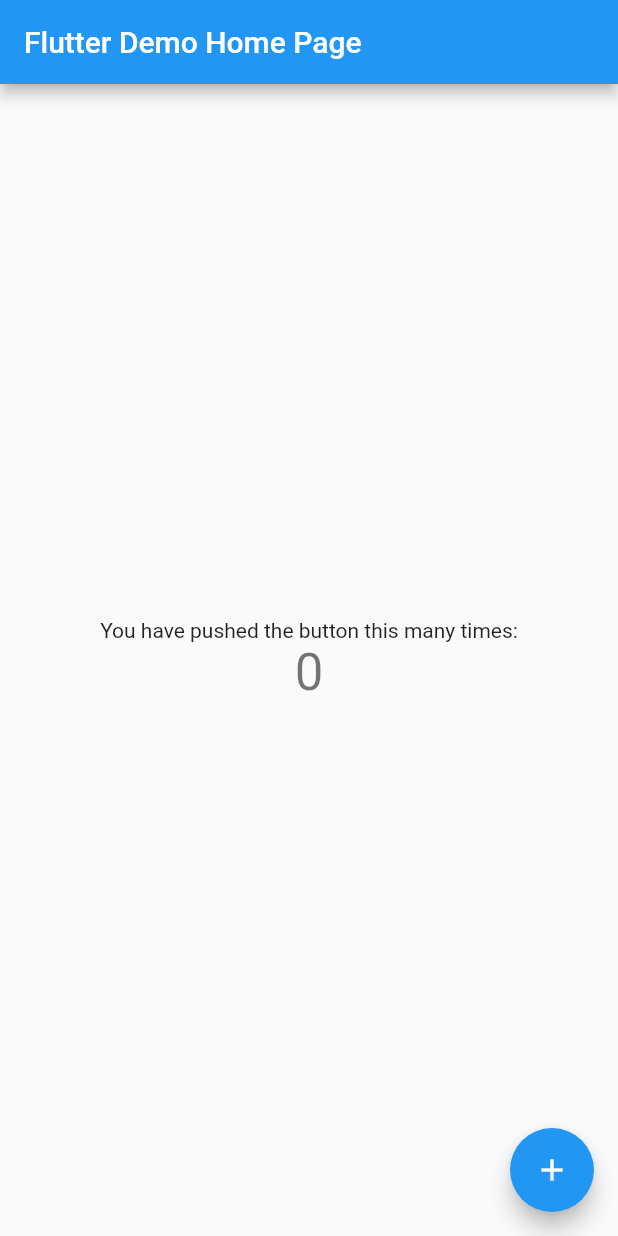
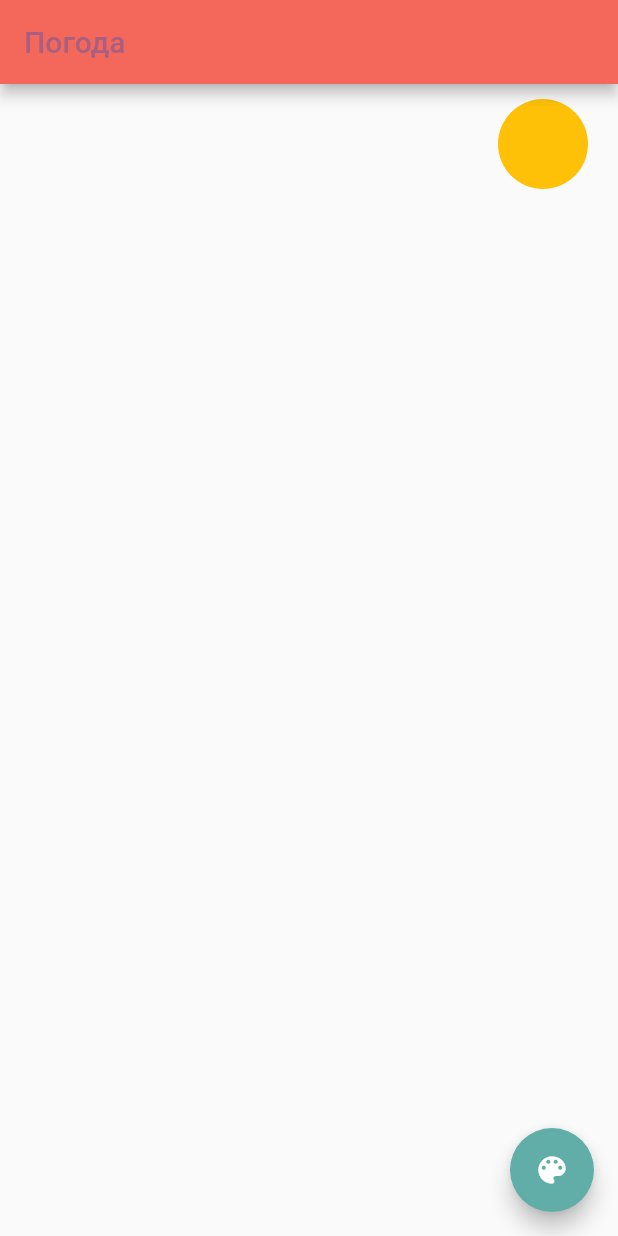
Before and after one commit to shebnik/advanced_widgets, a Flutter app: the screen it shows after launch, on a phone screen of 412 x 824 dp. Run offline on Flutter 3.47's test engine with Material 2 defaults, Android fonts, the phone set to English and light mode, and no system bars.

Commit message:
Выполнение задания

```diff
--- a/lib/main.dart
+++ b/lib/main.dart
@@ -1,4 +1,5 @@
 import 'package:flutter/material.dart';
+import 'package:advanced_widgets/ui/home_page.dart';
 
 void main() {
   runApp(const MyApp());
@@ -7,109 +8,12 @@
 class MyApp extends StatelessWidget {
   const MyApp({Key? key}) : super(key: key);
 
-  // This widget is the root of your application.
   @override
   Widget build(BuildContext context) {
-    return MaterialApp(
+    return const MaterialApp(
       title: 'Flutter Demo',
-      theme: ThemeData(
-        // This is the theme of your application.
-        //
-        // Try running your application with "flutter run". You'll see the
-        // application has a blue toolbar. Then, without quitting the app, try
-        // changing the primarySwatch below to Colors.green and then invoke
-        // "hot reload" (press "r" in the console where you ran "flutter run",
-        // or simply save your changes to "hot reload" in a Flutter IDE).
-        // Notice that the counter didn't reset back to zero; the application
-        // is not restarted.
-        primarySwatch: Colors.blue,
-      ),
-      home: const MyHomePage(title: 'Flutter Demo Home Page'),
+      debugShowCheckedModeBanner: false,
+      home: HomePage(),
     );
   }
 }
-
-class MyHomePage extends StatefulWidget {
-  const MyHomePage({Key? key, required this.title}) : super(key: key);
-
-  // This widget is the home page of your application. It is stateful, meaning
-  // that it has a State object (defined below) that contains fields that affect
-  // how it looks.
-
-  // This class is the configuration for the state. It holds the values (in this
-  // case the title) provided by the parent (in this case the App widget) and
-  // used by the build method of the State. Fields in a Widget subclass are
-  // always marked "final".
-
-  final String title;
-
-  @override
-  State<MyHomePage> createState() => _MyHomePageState();
-}
-
-class _MyHomePageState extends State<MyHomePage> {
-  int _counter = 0;
-
-  void _incrementCounter() {
-    setState(() {
-      // This call to setState tells the Flutter framework that something has
-      // changed in this State, which causes it to rerun the build method below
-      // so that the display can reflect the updated values. If we changed
-      // _counter without calling setState(), then the build method would not be
-      // called again, and so nothing would appear to happen.
-      _counter++;
-    });
-  }
-
-  @override
-  Widget build(BuildContext context) {
-    // This method is rerun every time setState is called, for instance as done
-    // by the _incrementCounter method above.
-    //
-    // The Flutter framework has been optimized to make rerunning build methods
-    // fast, so that you can just rebuild anything that needs updating rather
-    // than having to individually change instances of widgets.
-    return Scaffold(
-      appBar: AppBar(
-        // Here we take the value from the MyHomePage object that was created by
-        // the App.build method, and use it to set our appbar title.
-        title: Text(widget.title),
-      ),
-      body: Center(
-        // Center is a layout widget. It takes a single child and positions it
-        // in the middle of the parent.
-        child: Column(
-          // Column is also a layout widget. It takes a list of children and
-          // arranges them vertically. By default, it sizes itself to fit its
-          // children horizontally, and tries to be as tall as its parent.
-          //
-          // Invoke "debug painting" (press "p" in the console, choose the
-          // "Toggle Debug Paint" action from the Flutter Inspector in Android
-          // Studio, or the "Toggle Debug Paint" command in Visual Studio Code)
-          // to see the wireframe for each widget.
-          //
-          // Column has various properties to control how it sizes itself and
-          // how it positions its children. Here we use mainAxisAlignment to
-          // center the children vertically; the main axis here is the vertical
-          // axis because Columns are vertical (the cross axis would be
-          // horizontal).
-          mainAxisAlignment: MainAxisAlignment.center,
-          children: <Widget>[
-            const Text(
-              'You have pushed the button this many times:',
-            ),
-            Text(
-              '$_counter',
-              style: Theme.of(context).textTheme.headline4,
-            ),
-          ],
-        ),
-      ),
-      floatingActionButton: FloatingActionButton(
-        onPressed: _incrementCounter,
-        tooltip: 'Increment',
-        child: const Icon(Icons.add),
-      ), // This trailing comma makes auto-formatting nicer for build methods.
-    );
-  }
-}
--- /dev/null
+++ b/lib/ui/home_page.dart
@@ -0,0 +1,79 @@
+import 'dart:math';
+
+import 'package:advanced_widgets/ui/widgets/weather_widget.dart';
+import 'package:flutter/material.dart';
+
+import 'package:advanced_widgets/ui/widgets/app_color_theme.dart';
+
+class HomePage extends StatefulWidget {
+  const HomePage({Key? key}) : super(key: key);
+
+  @override
+  _HomePageState createState() => _HomePageState();
+}
+
+class _HomePageState extends State<HomePage> {
+  int selectedThemeIndex = 0;
+  late double weatherState = 0.8;
+  late String weatherInfo;
+
+  @override
+  void initState() {
+    super.initState();
+    weatherState = Random().nextDouble();
+    weatherInfo = getWeatherInfo();
+  }
+
+  String getWeatherInfo() {
+    if (weatherState < 0.2) {
+      return 'Солнечно,\n20 градусов';
+    }
+    if (weatherState > 0.2 && weatherState < 0.5) {
+      return 'Облачно,\n12 градусов';
+    }
+    return 'Дождь,\n5 градусов';
+  }
+
+  @override
+  Widget build(BuildContext context) {
+    return AppColorTheme(
+      theme: appThemes[selectedThemeIndex],
+      child: Builder(builder: (innerContext) {
+        AppTheme? appTheme = AppColorTheme.of(innerContext);
+        return Scaffold(
+          appBar: AppBar(
+            title: Text(
+              'Погода',
+              style: TextStyle(
+                color: appTheme?.textColor,
+              ),
+            ),
+            backgroundColor: appTheme?.headerColor,
+          ),
+          body: SafeArea(
+            child: SingleChildScrollView(
+              child: WeatherWidget(
+                appTheme: appTheme,
+                weatherState: weatherState,
+                weatherInfo: weatherInfo,
+              ),
+            ),
+          ),
+          floatingActionButton: FloatingActionButton(
+            backgroundColor: appTheme?.primaryColor,
+            child: const Icon(Icons.color_lens),
+            tooltip: 'Color',
+            onPressed: _changeColor,
+          ),
+        );
+      }),
+    );
+  }
+
+  void _changeColor() {
+    setState(() {
+      if (selectedThemeIndex >= appThemes.length - 1) selectedThemeIndex = 0;
+      selectedThemeIndex++;
+    });
+  }
+}
--- /dev/null
+++ b/lib/ui/widgets/app_color_theme.dart
@@ -0,0 +1,65 @@
+import 'package:flutter/material.dart';
+
+class AppColorTheme extends InheritedWidget {
+  final AppTheme theme;
+
+  const AppColorTheme({
+    Key? key,
+    required Widget child,
+    required this.theme,
+  }) : super(key: key, child: child);
+
+  static AppTheme? of(BuildContext context) {
+    return context.dependOnInheritedWidgetOfExactType<AppColorTheme>()?.theme;
+  }
+
+  @override
+  bool updateShouldNotify(AppColorTheme oldWidget) {
+    return theme != oldWidget.theme;
+  }
+}
+
+class AppTheme {
+  final Color primaryColor;
+  final Color headerColor;
+  final Color textColor;
+
+  AppTheme({
+    required this.primaryColor,
+    required this.headerColor,
+    required this.textColor,
+  });
+}
+
+final appThemes = <AppTheme>[
+  AppTheme(
+    primaryColor: const Color(0xFF60AEA7),
+    headerColor: const Color(0xFFF3685A),
+    textColor: const Color(0xFFA95F81),
+  ),
+  AppTheme(
+    primaryColor: const Color(0xFF919F67),
+    headerColor: const Color(0xFF7CA0A8),
+    textColor: const Color(0xFF6F5762),
+  ),
+  AppTheme(
+    primaryColor: const Color(0xFFEBB935),
+    headerColor: const Color(0xFF273430),
+    textColor: const Color(0xFFB19184),
+  ),
+  AppTheme(
+    primaryColor: const Color(0xFFD28E6E),
+    headerColor: const Color(0xFF99AEC8),
+    textColor: const Color(0xFFB9697A),
+  ),
+  AppTheme(
+    primaryColor: const Color(0xFFAC8A6C),
+    headerColor: const Color(0xFFDEA95E),
+    textColor: const Color(0xFF877F7A),
+  ),
+  AppTheme(
+    primaryColor: const Color(0xFF858890),
+    headerColor: const Color(0xFFEA405C),
+    textColor: const Color(0xFFC7A285),
+  )
+];
--- /dev/null
+++ b/lib/ui/widgets/tint.dart
@@ -0,0 +1,99 @@
+import 'dart:ui';
+
+import 'package:flutter/material.dart';
+import 'package:flutter/rendering.dart';
+
+class Tint extends SingleChildRenderObjectWidget {
+  const Tint({
+    required Widget child,
+    Key? key,
+    required this.text,
+    this.blur = 10,
+    this.color = Colors.black38,
+    this.offset = const Offset(10, 10),
+  }) : super(key: key, child: child);
+
+  final String text;
+  final double blur;
+  final Color color;
+  final Offset offset;
+
+  @override
+  RenderObject createRenderObject(BuildContext context) {
+    final RenderTint renderObject = RenderTint(text: text);
+    updateRenderObject(context, renderObject);
+    return renderObject;
+  }
+
+  @override
+  void updateRenderObject(BuildContext context, RenderTint renderObject) {
+    renderObject
+      ..color = color
+      ..blur = blur
+      ..dx = offset.dx
+      ..dy = offset.dy;
+  }
+}
+
+class RenderTint extends RenderProxyBox {
+  RenderTint({
+    RenderBox? child,
+    required this.text,
+  })  : textPainter = TextPainter(
+          text: TextSpan(
+            text: text,
+            style: TextStyle(
+              fontSize: 32,
+              color: Colors.black.withOpacity(0.2),
+            ),
+          ),
+          textDirection: TextDirection.ltr,
+        ),
+        super(child);
+
+  final String text;
+  late final TextPainter textPainter;
+  late double blur;
+  late Color color;
+  late double dx;
+  late double dy;
+
+  @override
+  void paint(PaintingContext context, Offset offset) {
+    if (child == null) return;
+    final Rect rectOuter = offset & size;
+    final Rect rectInner = Rect.fromLTWH(
+      offset.dx,
+      offset.dy,
+      size.width - dx,
+      size.height - dy,
+    );
+    final Canvas canvas = context.canvas..saveLayer(rectOuter, Paint());
+    context.paintChild(child!, offset);
+    final Paint shadowPaint = Paint()
+      ..blendMode = BlendMode.srcATop
+      ..imageFilter = ImageFilter.blur(sigmaX: blur, sigmaY: blur)
+      ..colorFilter = ColorFilter.mode(color, BlendMode.srcOut);
+
+    canvas
+      ..saveLayer(rectOuter, shadowPaint)
+      ..saveLayer(rectInner, Paint())
+      ..translate(dx, dy);
+    context.paintChild(child!, offset);
+    context.canvas
+      ..restore()
+      ..restore()
+      ..restore();
+
+    context.paintChild(child!, offset);
+    textPainter.layout();
+    textPainter.paint(
+      context.canvas,
+      Offset(
+        offset.dx + 2,
+        offset.dy - 2,
+      ),
+    );
+    context.paintChild(child!, Offset(offset.dx + 0.5, offset.dy - 0.5));
+  }
+}
--- /dev/null
+++ b/lib/ui/widgets/weather_painter.dart
@@ -0,0 +1,75 @@
+import 'package:flutter/material.dart';
+
+class WeatherPainter extends CustomPainter {
+  final double state;
+
+  WeatherPainter({
+    required this.state,
+  });
+
+  @override
+  void paint(Canvas canvas, Size size) {
+    double centerX = size.width / 2, centerY = size.height / 2;
+
+    final sunPainter = Paint()
+      ..color = Colors.amber.withOpacity(_getSunOpacity())
+      ..style = PaintingStyle.fill;
+
+    canvas.drawCircle(Offset(centerX, centerY), 30, sunPainter);
+
+    final cloudPainter = Paint()
+      ..color = const Color(0xFF414141).withOpacity(_getCloudOpacity())
+      ..style = PaintingStyle.fill;
+
+    double x = centerX - 30, y = centerY + (state > 0.5 ? 20 : 30);
+    const Radius radius = Radius.circular(1);
+
+    final cloudPath = Path()
+      ..moveTo(x, y)
+      ..arcToPoint(Offset(x + 7, y - 37), radius: radius)
+      ..arcToPoint(Offset(x + 40, y - 42), radius: radius)
+      ..arcToPoint(Offset(x + 59, y - 26), radius: radius)
+      ..arcToPoint(Offset(x + 59, y), radius: radius)
+      ..close();
+
+    canvas.drawPath(cloudPath, cloudPainter);
+
+    final dropsPainter = Paint()
+      ..color = Colors.blue.withOpacity(_getDropsOpacity())
+      ..style = PaintingStyle.fill;
+
+    canvas.drawLine(Offset(x + 5, y + 5), Offset(x - 5, y + 15), dropsPainter);
+    canvas.drawLine(Offset(x + 15, y + 5), Offset(x + 5, y + 15), dropsPainter);
+    canvas.drawLine(
+        Offset(x + 25, y + 5), Offset(x + 15, y + 15), dropsPainter);
+    canvas.drawLine(
+        Offset(x + 35, y + 5), Offset(x + 25, y + 15), dropsPainter);
+    canvas.drawLine(
+        Offset(x + 45, y + 5), Offset(x + 35, y + 15), dropsPainter);
+    canvas.drawLine(
+        Offset(x + 55, y + 5), Offset(x + 45, y + 15), dropsPainter);
+  }
+
+  @override
+  bool shouldRepaint(covariant CustomPainter oldDelegate) => true;
+
+  double _getSunOpacity() {
+    return state > 0.5 ? 0 : 1;
+  }
+
+  double _getCloudOpacity() {
+    if (state < 0.2) {
+      return 0;
+    }
+
+    return 10 / 8 * state - 2 / 8;
+  }
+
+  double _getDropsOpacity() {
+    if (state < 0.7) {
+      return 0;
+    }
+
+    return 10 / 3 * state - 7 / 3;
+  }
+}
--- /dev/null
+++ b/lib/ui/widgets/weather_widget.dart
@@ -0,0 +1,139 @@
+import 'package:advanced_widgets/ui/widgets/tint.dart';
+import 'package:flutter/material.dart';
+
+import 'package:advanced_widgets/ui/widgets/app_color_theme.dart';
+import 'package:advanced_widgets/ui/widgets/weather_painter.dart';
+
+class WeatherWidget extends StatefulWidget {
+  final double weatherState;
+
+  final String weatherInfo;
+
+  const WeatherWidget({
+    Key? key,
+    required this.weatherState,
+    required this.weatherInfo,
+    required this.appTheme,
+  }) : super(key: key);
+
+  final AppTheme? appTheme;
+
+  @override
+  State<WeatherWidget> createState() => _WeatherWidgetState();
+}
+
+class _WeatherWidgetState extends State<WeatherWidget>
+    with TickerProviderStateMixin {
+  late final AnimationController _alignmentController, _scaleController;
+  late final Animation<AlignmentGeometry> _alignmentAnimtaion;
+
+  bool isSelected = false;
+  bool isTextInfoShown = false;
+
+  void _weatherTap() {
+    setState(() {
+      isSelected = !isSelected;
+      isSelected
+          ? _scaleController.forward()
+          : _scaleController.animateBack(0.25);
+
+      isSelected
+          ? _alignmentController.forward()
+          : _alignmentController.animateBack(0);
+    });
+  }
+
+  @override
+  void initState() {
+    super.initState();
+
+    _alignmentController = AnimationController(
+      duration: const Duration(seconds: 1),
+      vsync: this,
+    );
+
+    _alignmentAnimtaion = Tween<AlignmentGeometry>(
+      begin: Alignment.topRight,
+      end: Alignment.center,
+    ).animate(
+      CurvedAnimation(
+        parent: _alignmentController,
+        curve: Curves.decelerate,
+      ),
+    );
+
+    _scaleController = AnimationController(
+      value: 0.25,
+      duration: const Duration(seconds: 1),
+      vsync: this,
+    );
+
+    _scaleController.addStatusListener((status) {
+      if (status == AnimationStatus.completed) {
+        setState(() => isTextInfoShown = true);
+      }
+      if (status == AnimationStatus.reverse) {
+        setState(() => isTextInfoShown = false);
+      }
+    });
+  }
+
+  @override
+  void dispose() {
+    _scaleController.dispose();
+    _alignmentController.dispose();
+    super.dispose();
+  }
+
+  @override
+  Widget build(BuildContext context) {
+    return SafeArea(
+      child: Column(
+        children: [
+          weatherImage(),
+          if (isTextInfoShown)
+            Tint(
+              blur: 5,
+              color: const Color(0xFF477C70),
+              offset: const Offset(5, 5),
+              text: widget.weatherInfo,
+              child: Text(
+                widget.weatherInfo,
+                style: TextStyle(
+                  color: widget.appTheme?.textColor,
+                  fontSize: 32,
+                ),
+              ),
+            ),
+        ],
+      ),
+    );
+  }
+
+  Widget weatherImage() {
+    return AnimatedBuilder(
+      animation: _scaleController,
+      builder: (BuildContext context, Widget? child) {
+        return AlignTransition(
+          alignment: _alignmentAnimtaion,
+          child: Transform.scale(
+            transformHitTests: true,
+            scale: _scaleController.value * 4,
+            child: GestureDetector(
+              onTap: _weatherTap,
+              child: InkWell(
+                child: CustomPaint(
+                  painter: WeatherPainter(state: widget.weatherState),
+                  size: Size(
+                    _scaleController.value * 400,
+                    _scaleController.value * 320,
+                  ),
+                ),
+              ),
+            ),
+          ),
+        );
+      },
+    );
+  }
+}
```
